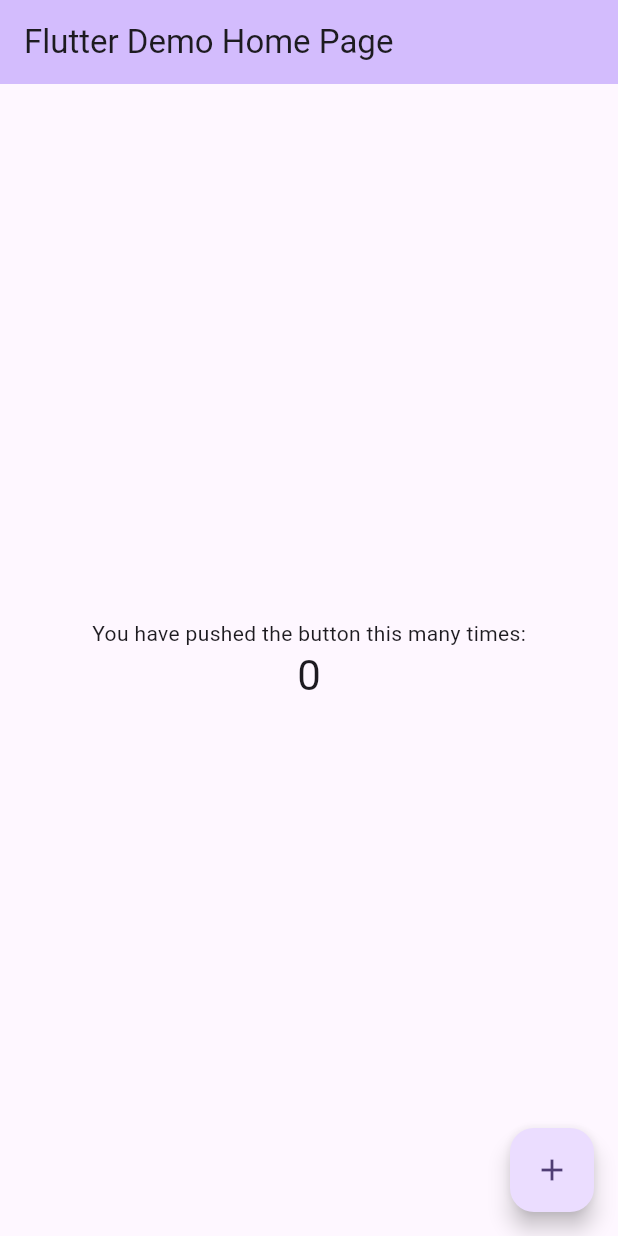
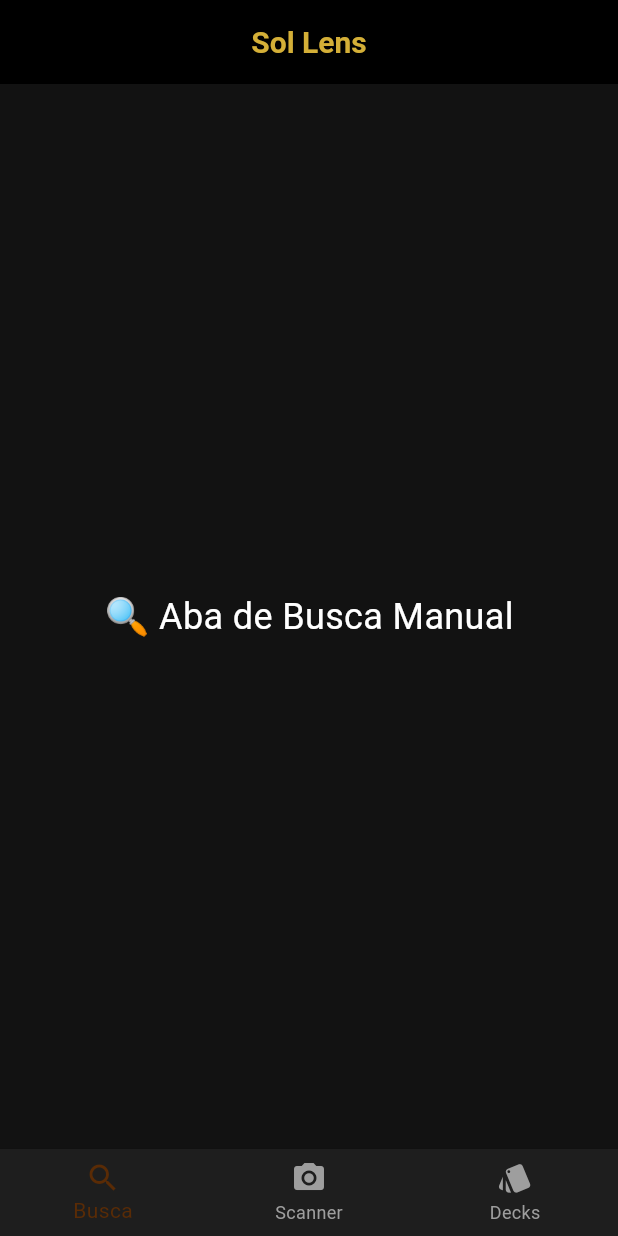
Before and after one commit to MaykonFreitas17/magic-the-gathering-scanner-flutter, a Flutter app: the screen it shows after launch, on a phone screen of 412 x 824 dp. Run offline on Flutter 3.47's test engine with Material 3 defaults, Android fonts, the phone set to English and light mode, and no system bars.

Commit message:
feat: implement dark theme and bottom navigation structure

```diff
--- /dev/null
+++ b/lib/core/app_theme.dart
@@ -0,0 +1,37 @@
+import 'package:flutter/material.dart';
+
+class AppTheme {
+  static const Color darkBackground = Color(0xFF121212);
+  static const Color cardGrey = Color(0xFF1E1E1E);
+  static const Color solAmber = Color(0xFFD4AF37);
+
+  static ThemeData get darkTheme {
+    return ThemeData(
+      useMaterial3: true,
+      brightness: Brightness.dark,
+      scaffoldBackgroundColor: darkBackground,
+      colorScheme: ColorScheme.dark(
+        primary: solAmber,
+        surface: cardGrey,
+        onPrimary: Colors.black,
+        secondary: solAmber.withValues(alpha: 0.8),
+      ),
+      appBarTheme: const AppBarTheme(
+        backgroundColor: darkBackground,
+        elevation: 0,
+        centerTitle: true,
+        titleTextStyle: TextStyle(
+          color: solAmber,
+          fontSize: 20,
+          fontWeight: FontWeight.bold,
+        ),
+      ),
+      bottomNavigationBarTheme: const BottomNavigationBarThemeData(
+        backgroundColor: cardGrey,
+        selectedItemColor: solAmber,
+        unselectedItemColor: Colors.grey,
+        type: BottomNavigationBarType.fixed,
+      ),
+    );
+  }
+}
--- a/lib/main.dart
+++ b/lib/main.dart
@@ -1,121 +1,74 @@
 import 'package:flutter/material.dart';
+import 'core/app_theme.dart';
 
 void main() {
-  runApp(const MyApp());
+  runApp(const SolLensApp());
 }
 
-class MyApp extends StatelessWidget {
-  const MyApp({super.key});
+class SolLensApp extends StatelessWidget {
+  const SolLensApp({super.key});
 
-  // This widget is the root of your application.
   @override
   Widget build(BuildContext context) {
     return MaterialApp(
-      title: 'Flutter Demo',
-      theme: ThemeData(
-        // This is the theme of your application.
-        //
-        // TRY THIS: Try running your application with "flutter run". You'll see
-        // the application has a purple toolbar. Then, without quitting the app,
-        // try changing the seedColor in the colorScheme below to Colors.green
-        // and then invoke "hot reload" (save your changes or press the "hot
-        // reload" button in a Flutter-supported IDE, or press "r" if you used
-        // the command line to start the app).
-        //
-        // Notice that the counter didn't reset back to zero; the application
-        // state is not lost during the reload. To reset the state, use hot
-        // restart instead.
-        //
-        // This works for code too, not just values: Most code changes can be
-        // tested with just a hot reload.
-        colorScheme: .fromSeed(seedColor: Colors.deepPurple),
-      ),
-      home: const MyHomePage(title: 'Flutter Demo Home Page'),
+      title: 'Sol Lens',
+      debugShowCheckedModeBanner: false,
+      theme: AppTheme.darkTheme,
+      home: const MainNavigationScreen(),
     );
   }
 }
 
-class MyHomePage extends StatefulWidget {
-  const MyHomePage({super.key, required this.title});
-
-  // This widget is the home page of your application. It is stateful, meaning
-  // that it has a State object (defined below) that contains fields that affect
-  // how it looks.
-
-  // This class is the configuration for the state. It holds the values (in this
-  // case the title) provided by the parent (in this case the App widget) and
-  // used by the build method of the State. Fields in a Widget subclass are
-  // always marked "final".
-
-  final String title;
+class MainNavigationScreen extends StatefulWidget {
+  const MainNavigationScreen({super.key});
 
   @override
-  State<MyHomePage> createState() => _MyHomePageState();
+  State<MainNavigationScreen> createState() => _MainNavigationScreenState();
 }
 
-class _MyHomePageState extends State<MyHomePage> {
-  int _counter = 0;
+class _MainNavigationScreenState extends State<MainNavigationScreen> {
+  int _selectedIndex = 0;
 
-  void _incrementCounter() {
+  // Lista de telas para cada aba
+  static const List<Widget> _widgetOptions = <Widget>[
+    Center(
+      child: Text('🔍 Aba de Busca Manual', style: TextStyle(fontSize: 24)),
+    ),
+    Center(
+      child: Text(
+        '📸 Aba do Scanner (Sol Lens)',
+        style: TextStyle(fontSize: 24),
+      ),
+    ),
+    Center(child: Text('🎴 Aba de Meus Decks', style: TextStyle(fontSize: 24))),
+  ];
+
+  void _onItemTapped(int index) {
     setState(() {
-      // This call to setState tells the Flutter framework that something has
-      // changed in this State, which causes it to rerun the build method below
-      // so that the display can reflect the updated values. If we changed
-      // _counter without calling setState(), then the build method would not be
-      // called again, and so nothing would appear to happen.
-      _counter++;
+      _selectedIndex = index;
     });
   }
 
   @override
   Widget build(BuildContext context) {
-    // This method is rerun every time setState is called, for instance as done
-    // by the _incrementCounter method above.
-    //
-    // The Flutter framework has been optimized to make rerunning build methods
-    // fast, so that you can just rebuild anything that needs updating rather
-    // than having to individually change instances of widgets.
     return Scaffold(
       appBar: AppBar(
-        // TRY THIS: Try changing the color here to a specific color (to
-        // Colors.amber, perhaps?) and trigger a hot reload to see the AppBar
-        // change color while the other colors stay the same.
+        title: const Text('Sol Lens'),
         backgroundColor: Theme.of(context).colorScheme.inversePrimary,
-        // Here we take the value from the MyHomePage object that was created by
-        // the App.build method, and use it to set our appbar title.
-        title: Text(widget.title),
       ),
-      body: Center(
-        // Center is a layout widget. It takes a single child and positions it
-        // in the middle of the parent.
-        child: Column(
-          // Column is also a layout widget. It takes a list of children and
-          // arranges them vertically. By default, it sizes itself to fit its
-          // children horizontally, and tries to be as tall as its parent.
-          //
-          // Column has various properties to control how it sizes itself and
-          // how it positions its children. Here we use mainAxisAlignment to
-          // center the children vertically; the main axis here is the vertical
-          // axis because Columns are vertical (the cross axis would be
-          // horizontal).
-          //
-          // TRY THIS: Invoke "debug painting" (choose the "Toggle Debug Paint"
-          // action in the IDE, or press "p" in the console), to see the
-          // wireframe for each widget.
-          mainAxisAlignment: .center,
-          children: [
-            const Text('You have pushed the button this many times:'),
-            Text(
-              '$_counter',
-              style: Theme.of(context).textTheme.headlineMedium,
-            ),
-          ],
-        ),
-      ),
-      floatingActionButton: FloatingActionButton(
-        onPressed: _incrementCounter,
-        tooltip: 'Increment',
-        child: const Icon(Icons.add),
+      body: _widgetOptions.elementAt(_selectedIndex),
+      bottomNavigationBar: BottomNavigationBar(
+        items: const <BottomNavigationBarItem>[
+          BottomNavigationBarItem(icon: Icon(Icons.search), label: 'Busca'),
+          BottomNavigationBarItem(
+            icon: Icon(Icons.camera_alt),
+            label: 'Scanner',
+          ),
+          BottomNavigationBarItem(icon: Icon(Icons.style), label: 'Decks'),
+        ],
+        currentIndex: _selectedIndex,
+        selectedItemColor: const Color.fromARGB(255, 90, 43, 5),
+        onTap: _onItemTapped,
       ),
     );
   }
```
Also changed, not shown: 1 other file.
